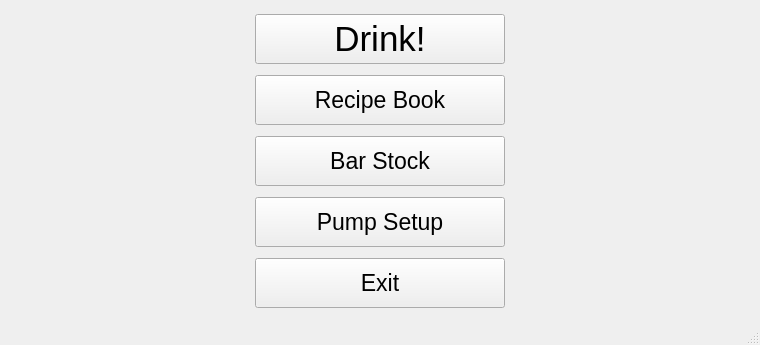
Qt form qtui/mainmenu.ui (Leeman119/Drink_Machine) before a commit.
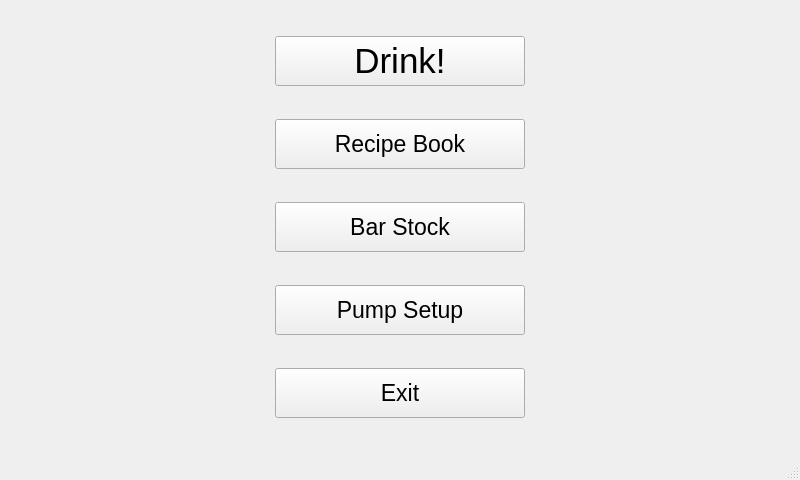
The same form after that commit. Icons and pictures are not drawn.

What changed in the file:
```diff
--- a/qtui/mainmenu.ui
+++ b/qtui/mainmenu.ui
@@ -6,8 +6,8 @@
    <rect>
     <x>0</x>
     <y>0</y>
-    <width>760</width>
-    <height>345</height>
+    <width>800</width>
+    <height>480</height>
    </rect>
   </property>
   <property name="windowTitle">
```
